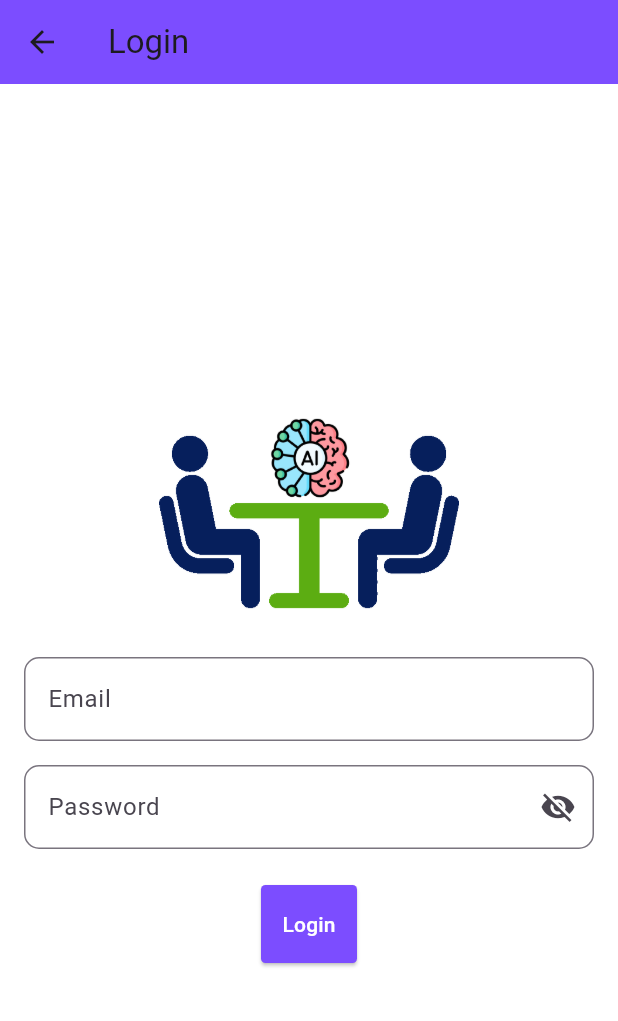
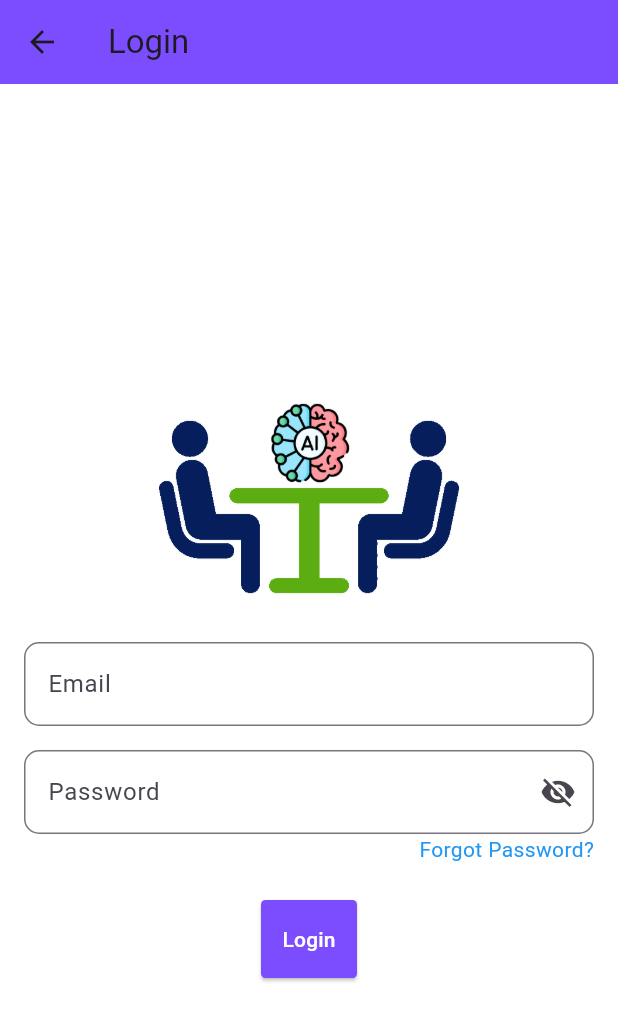
Before and after one commit to billthecoder046/disputeresolverai, a Flutter app: the Login_screenPage screen opened directly, on a phone screen of 412 x 824 dp. Shown: the top 1021 px of the screen. Run offline on Flutter 3.47's test engine with Material 3 defaults, Android fonts, the phone set to English and light mode, and no system bars; our stand-ins replace cloud_firestore, firebase_auth, firebase_core, firebase_storage, gap, get and 1 more; missing offline and left inert: image_picker_web; accounts and stored records are empty.

```diff
--- a/lib/screens/chat/logic.dart
+++ b/lib/screens/chat/logic.dart
@@ -3,8 +3,11 @@ import 'package:firebase_auth/firebase_auth.dart';
 import 'package:get/get.dart';
 
 import '../../model/message.dart';
+import '../../model/users.dart';
 
 class ChatLogic extends GetxController {
+  List<Person> myUsers = [];
+
   var messages = <Message>[].obs;
   final myFbFs = FirebaseFirestore.instance;
   final myFbAuth = FirebaseAuth.instance;
--- a/lib/screens/login_screen/login_screen_view.dart
+++ b/lib/screens/login_screen/login_screen_view.dart
@@ -62,6 +62,19 @@ class Login_screenPage extends StatelessWidget {
                 ),
                 obscureText: logic.isPasswordHidden.value,
               )),
+              Align (
+                alignment: Alignment.centerRight,
+                child: GestureDetector(
+                  onTap: () {
+                    // Call the resetPassword function to handle password reset
+                    logic.resetPassword();
+                  },
+                  child: const Text(
+                    'Forgot Password?',
+                    style: TextStyle(color: Colors.blue),
+                  ),
+                ),
+              ),
               const Gap(24),
               ElevatedButton(
                 onPressed: () {
```
Also changed, not shown: lib/screens/chat/view.dart (+32 -0 lines), lib/screens/login_screen/login_screen_logic.dart (+12 -0 lines), lib/screens/signup_screen/sign_up_screeen_logic.dart (+12 -0 lines).
